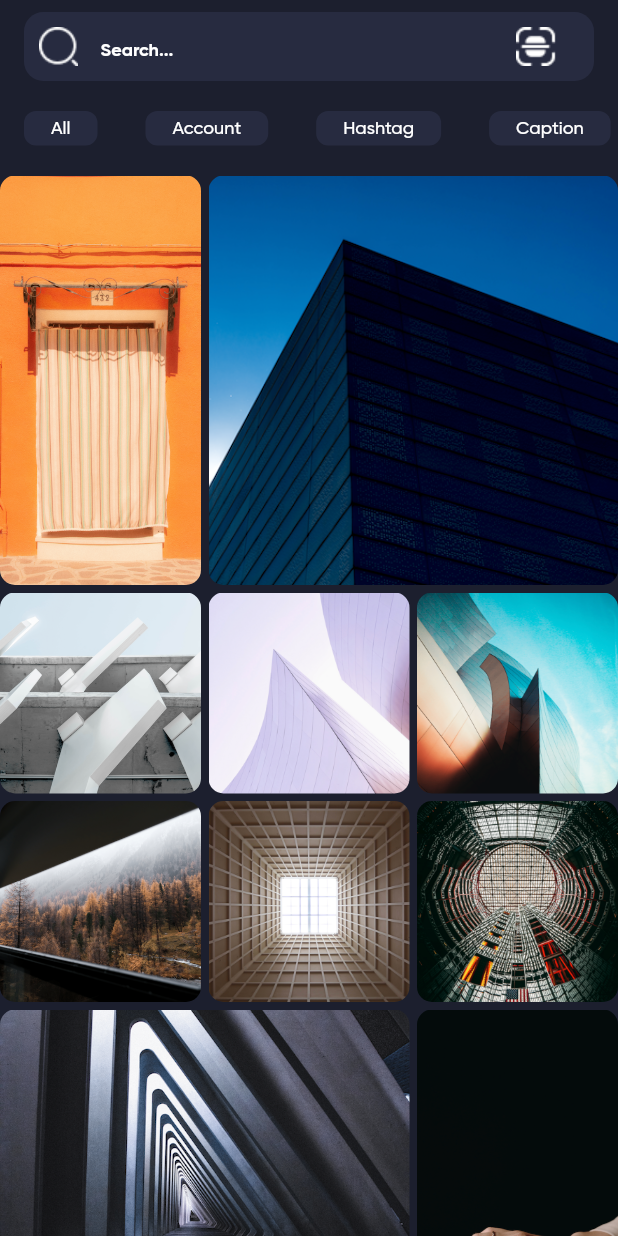
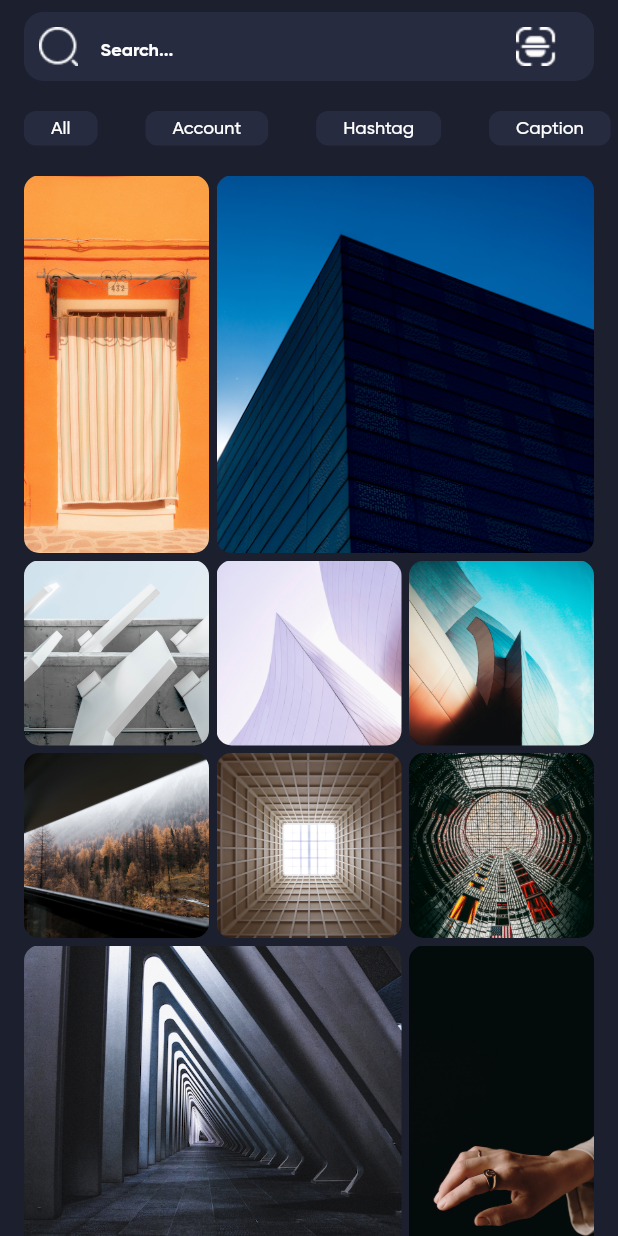
Before and after one commit to efarhadi/instagram, a Flutter app: the screen it shows after launch, on a phone screen of 412 x 824 dp. Run offline on Flutter 3.47's test engine with Material 2 defaults, Android fonts, the phone set to English and light mode, and no system bars; our stand-ins replace dotted_border.

Commit message:
padding explorer items by sliverpadding

```diff
--- a/lib/screens/search_screen.dart
+++ b/lib/screens/search_screen.dart
@@ -31,7 +31,9 @@ class _SearchScreenState extends State<SearchScreen> {
           SliverToBoxAdapter(
             child: _getCategoryList(),
           ),
-          SliverGrid(
+          SliverPadding(
+            padding: EdgeInsets.symmetric(horizontal: 16),
+            sliver: SliverGrid(
               delegate: SliverChildBuilderDelegate(
                   (context, index) => ClipRRect(
                         borderRadius: BorderRadius.circular(10),
@@ -55,6 +57,7 @@ class _SearchScreenState extends State<SearchScreen> {
                   QuiltedGridTile(1, 1),
                   QuiltedGridTile(1, 1),
                 ],
+              ),
             ),
           ),
         ],
```
Lines whose indentation alone changed are shown as unchanged.
